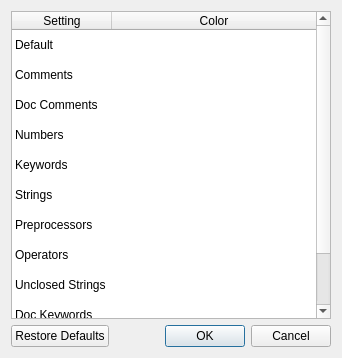
Old version of the form ui/LexerSettingsDialog.ui in the repository kipr/kiss.
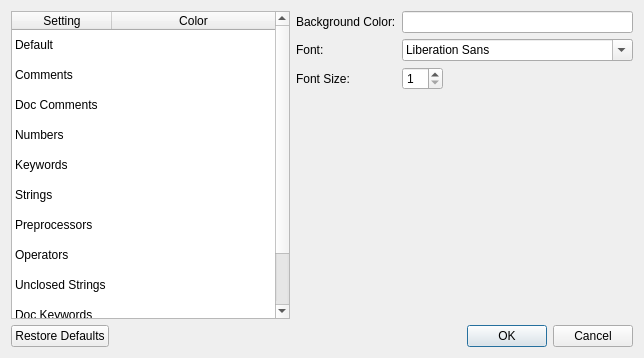
New version of the form. Custom widgets are drawn as their Qt base class.

Commit message: Moved background and font settings to the future 'theme settings' dialog

```diff
--- a/ui/LexerSettingsDialog.ui
+++ b/ui/LexerSettingsDialog.ui
@@ -6,7 +6,7 @@
    <rect>
     <x>0</x>
     <y>0</y>
-    <width>342</width>
+    <width>644</width>
     <height>358</height>
    </rect>
   </property>
@@ -15,7 +15,15 @@
   </property>
   <layout class="QVBoxLayout" name="verticalLayout">
    <item>
+    <layout class="QHBoxLayout" name="horizontalLayout">
+     <item>
     <widget class="QTableWidget" name="ui_table">
+       <property name="sizePolicy">
+        <sizepolicy hsizetype="MinimumExpanding" vsizetype="Expanding">
+         <horstretch>0</horstretch>
+         <verstretch>0</verstretch>
+        </sizepolicy>
+       </property>
      <property name="editTriggers">
       <set>QAbstractItemView::NoEditTriggers</set>
      </property>
@@ -153,6 +161,69 @@
     </widget>
    </item>
    <item>
+      <layout class="QVBoxLayout" name="verticalLayout_2">
+       <item>
+        <layout class="QFormLayout" name="formLayout">
+         <property name="fieldGrowthPolicy">
+          <enum>QFormLayout::ExpandingFieldsGrow</enum>
+         </property>
+         <item row="0" column="0">
+          <widget class="QLabel" name="label">
+           <property name="text">
+            <string>Background Color:</string>
+           </property>
+          </widget>
+         </item>
+         <item row="0" column="1">
+          <widget class="ColorBox" name="ui_backgroundColorBox"/>
+         </item>
+         <item row="1" column="0">
+          <widget class="QLabel" name="label_2">
+           <property name="text">
+            <string>Font:</string>
+           </property>
+          </widget>
+         </item>
+         <item row="1" column="1">
+          <widget class="QFontComboBox" name="ui_fontBox"/>
+         </item>
+         <item row="2" column="0">
+          <widget class="QLabel" name="label_3">
+           <property name="text">
+            <string>Font Size:</string>
+           </property>
+          </widget>
+         </item>
+         <item row="2" column="1">
+          <widget class="QSpinBox" name="ui_fontSizeBox">
+           <property name="minimum">
+            <number>1</number>
+           </property>
+           <property name="maximum">
+            <number>26</number>
+           </property>
+          </widget>
+         </item>
+        </layout>
+       </item>
+       <item>
+        <spacer name="verticalSpacer">
+         <property name="orientation">
+          <enum>Qt::Vertical</enum>
+         </property>
+         <property name="sizeHint" stdset="0">
+          <size>
+           <width>20</width>
+           <height>40</height>
+          </size>
+         </property>
+        </spacer>
+       </item>
+      </layout>
+     </item>
+    </layout>
+   </item>
+   <item>
     <widget class="QDialogButtonBox" name="ui_buttonBox">
      <property name="orientation">
       <enum>Qt::Horizontal</enum>
@@ -164,6 +235,13 @@
    </item>
   </layout>
  </widget>
+ <customwidgets>
+  <customwidget>
+   <class>ColorBox</class>
+   <extends>QLineEdit</extends>
+   <header>ColorBox.h</header>
+  </customwidget>
+ </customwidgets>
  <resources/>
  <connections>
   <connection>
```
Lines whose indentation alone changed are shown as unchanged. The commit also changes 5 other files.
